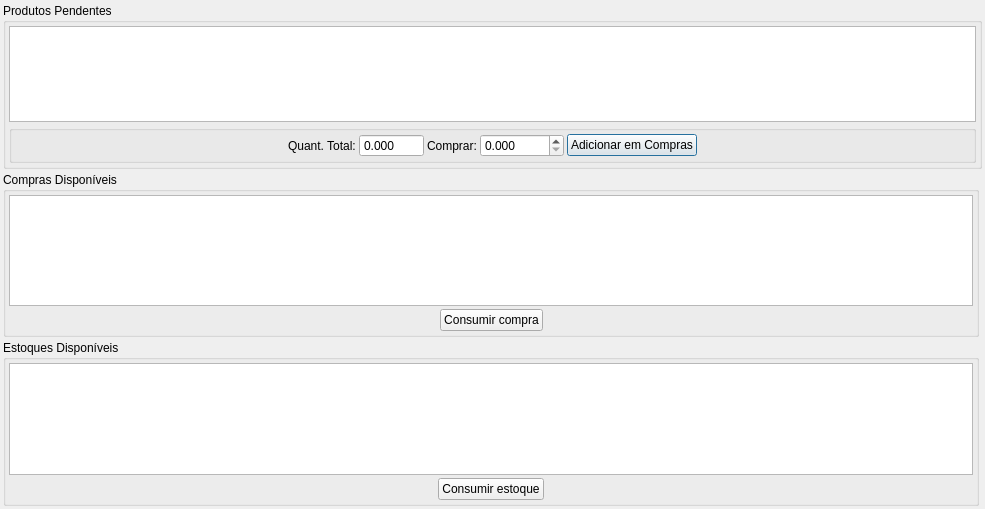
Old version of the form ui/produtospendentes.ui in the repository darktorres/ERP-STACCATO.
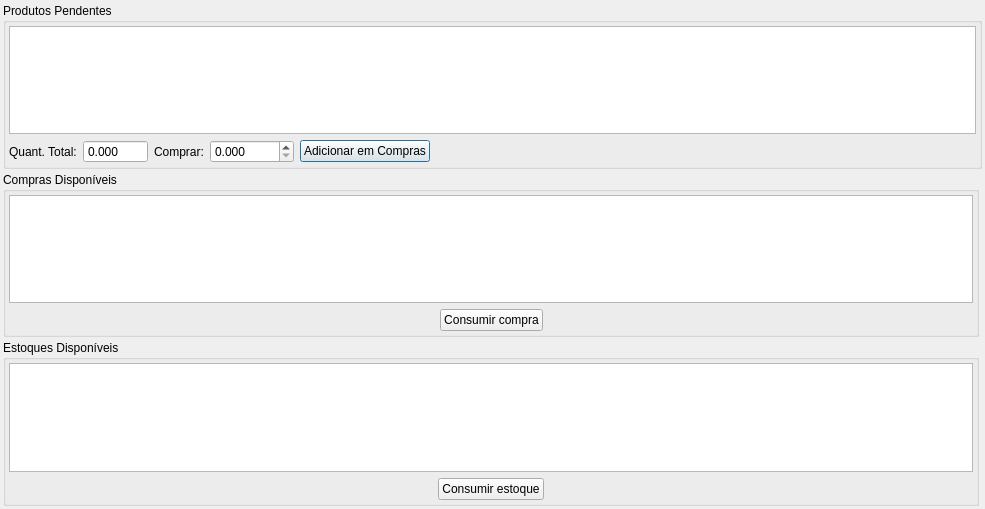
New version of the form. Custom widgets are drawn as their Qt base class.

```diff
--- a/ui/produtospendentes.ui
+++ b/ui/produtospendentes.ui
@@ -47,31 +47,7 @@
       <property name="bottomMargin">
        <number>3</number>
       </property>
-      <property name="spacing">
-       <number>3</number>
-      </property>
-      <item row="1" column="0">
-       <widget class="QGroupBox" name="groupBox_3">
-        <property name="title">
-         <string/>
-        </property>
-        <layout class="QGridLayout" name="gridLayout_5">
-         <property name="leftMargin">
-          <number>3</number>
-         </property>
-         <property name="topMargin">
-          <number>3</number>
-         </property>
-         <property name="rightMargin">
-          <number>3</number>
-         </property>
-         <property name="bottomMargin">
-          <number>3</number>
-         </property>
-         <property name="spacing">
-          <number>3</number>
-         </property>
-         <item row="0" column="6">
+      <item row="1" column="5">
           <spacer name="horizontalSpacer_4">
            <property name="orientation">
             <enum>Qt::Horizontal</enum>
@@ -84,21 +60,21 @@
            </property>
           </spacer>
          </item>
-         <item row="0" column="3">
-          <widget class="QLabel" name="labelComprar">
+      <item row="1" column="4">
+       <widget class="QPushButton" name="pushButtonComprar">
            <property name="text">
-            <string>Comprar:</string>
+         <string>Adicionar em Compras</string>
            </property>
           </widget>
          </item>
-         <item row="0" column="1">
+      <item row="1" column="0">
           <widget class="QLabel" name="labelQuantTotal">
            <property name="text">
             <string>Quant. Total:</string>
            </property>
           </widget>
          </item>
-         <item row="0" column="2">
+      <item row="1" column="1">
           <widget class="QDoubleSpinBox" name="doubleSpinBoxQuantTotal">
            <property name="readOnly">
             <bool>true</bool>
@@ -117,40 +93,14 @@
            </property>
           </widget>
          </item>
-         <item row="0" column="4">
-          <widget class="QDoubleSpinBox" name="doubleSpinBoxComprar">
-           <property name="decimals">
-            <number>3</number>
-           </property>
-           <property name="maximum">
-            <double>99999.990000000005239</double>
-           </property>
-          </widget>
-         </item>
-         <item row="0" column="5">
-          <widget class="QPushButton" name="pushButtonComprar">
+      <item row="1" column="2">
+       <widget class="QLabel" name="labelComprar">
            <property name="text">
-            <string>Adicionar em Compras</string>
+         <string>Comprar:</string>
            </property>
           </widget>
          </item>
-         <item row="0" column="0">
-          <spacer name="horizontalSpacer_3">
-           <property name="orientation">
-            <enum>Qt::Horizontal</enum>
-           </property>
-           <property name="sizeHint" stdset="0">
-            <size>
-             <width>0</width>
-             <height>0</height>
-            </size>
-           </property>
-          </spacer>
-         </item>
-        </layout>
-       </widget>
-      </item>
-      <item row="0" column="0">
+      <item row="0" column="0" colspan="6">
        <widget class="TableView" name="tableProdutos">
         <property name="mouseTracking">
          <bool>true</bool>
@@ -175,6 +125,16 @@
         </attribute>
        </widget>
       </item>
+      <item row="1" column="3">
+       <widget class="QDoubleSpinBox" name="doubleSpinBoxComprar">
+        <property name="decimals">
+         <number>3</number>
+        </property>
+        <property name="maximum">
+         <double>99999.990000000005239</double>
+        </property>
+       </widget>
+      </item>
      </layout>
     </widget>
    </item>
@@ -196,9 +156,6 @@
       <property name="bottomMargin">
        <number>3</number>
       </property>
-      <property name="spacing">
-       <number>3</number>
-      </property>
       <item row="1" column="1">
        <widget class="QPushButton" name="pushButtonConsumirEstoque">
         <property name="enabled">
@@ -315,9 +272,6 @@
       <property name="bottomMargin">
        <number>3</number>
       </property>
-      <property name="spacing">
-       <number>3</number>
-      </property>
       <item row="1" column="1">
        <widget class="QPushButton" name="pushButtonConsumirCompra">
         <property name="enabled">
```
Left out of the diff: 3 changed lines with no effect on the pictures. Lines whose indentation alone changed are shown as unchanged.
